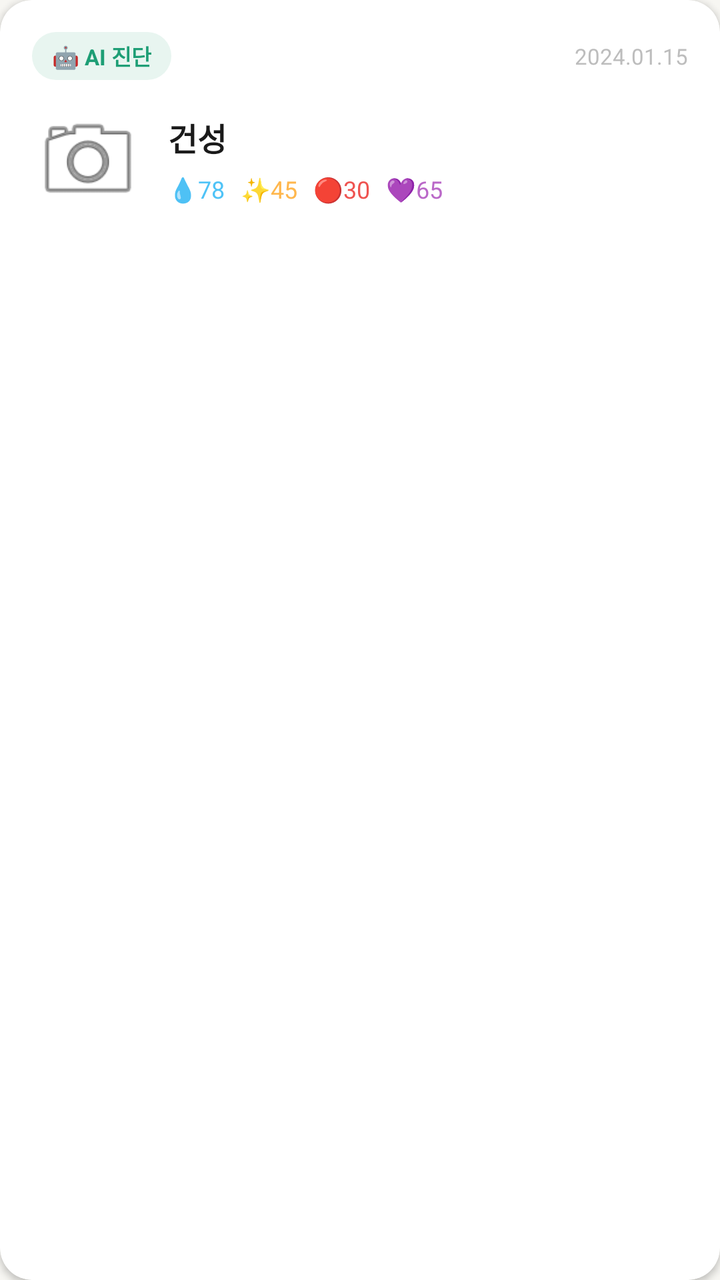
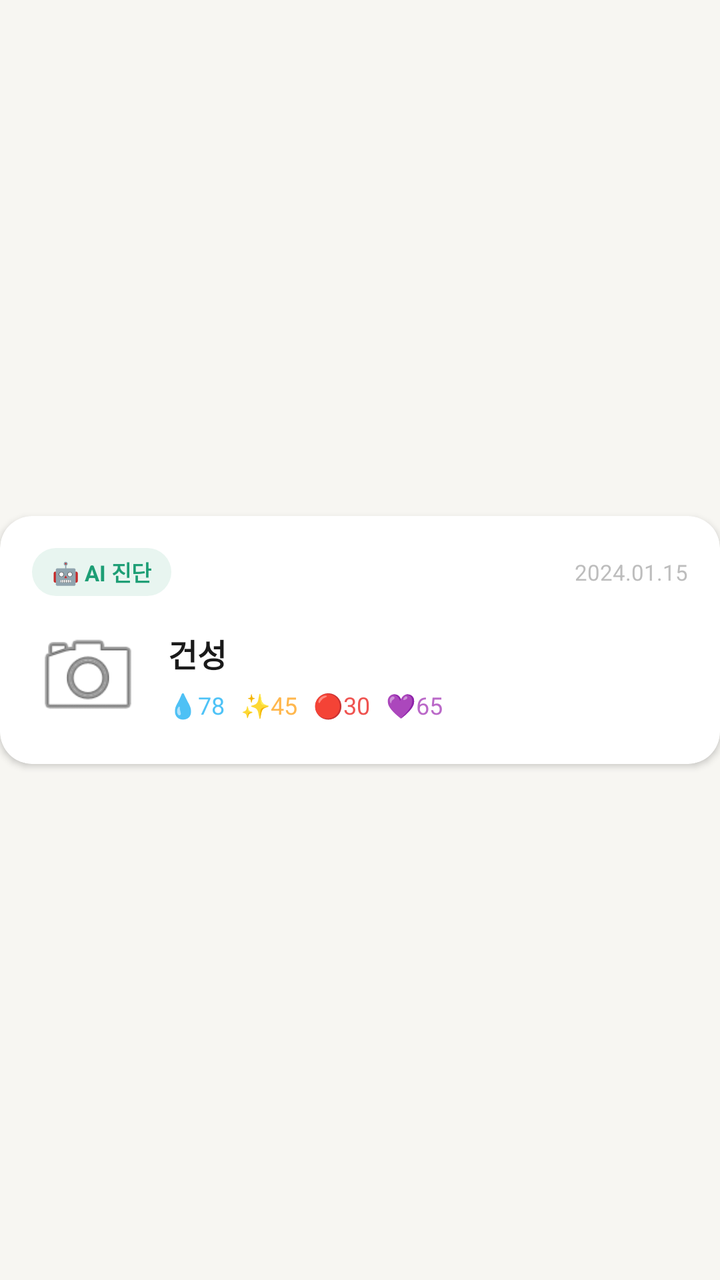

Screens rendered from an Android XML layout before and after an edit, with the pre-edit source and the edit as a unified diff.
<!-- AndroidManifest.xml: application theme Theme.Soboroskin -->
<!-- res/layout/item_diary_log_ai.xml -->
<?xml version="1.0" encoding="utf-8"?>
<androidx.cardview.widget.CardView
    xmlns:android="http://schemas.android.com/apk/res/android"
    xmlns:app="http://schemas.android.com/apk/res-auto"
    android:layout_width="match_parent"
    android:layout_height="wrap_content"
    android:layout_marginVertical="6dp"
    app:cardCornerRadius="16dp"
    app:cardElevation="2dp"
    app:cardBackgroundColor="@color/surface">

    <LinearLayout
        android:layout_width="match_parent"
        android:layout_height="wrap_content"
        android:orientation="vertical"
        android:padding="16dp">

        
        <LinearLayout
            android:layout_width="match_parent"
            android:layout_height="wrap_content"
            android:orientation="horizontal"
            android:gravity="center_vertical"
            android:layout_marginBottom="12dp">

            
            <TextView
                android:layout_width="wrap_content"
                android:layout_height="wrap_content"
                android:text="🤖 AI 진단"
                android:background="@drawable/bg_tag"
                android:paddingHorizontal="10dp"
                android:paddingVertical="4dp"
                android:textColor="@color/primary"
                android:textSize="11sp"
                android:textStyle="bold" />

            <View android:layout_width="0dp" android:layout_height="1dp" android:layout_weight="1" />

            <TextView
                android:id="@+id/tv_date"
                android:layout_width="wrap_content"
                android:layout_height="wrap_content"
                android:textColor="@color/text_hint"
                android:textSize="11sp"
                android:text="2024.01.15" />
        </LinearLayout>

        
        <LinearLayout
            android:layout_width="match_parent"
            android:layout_height="wrap_content"
            android:orientation="horizontal"
            android:gravity="center_vertical">

            <ImageView
                android:id="@+id/iv_photo"
                android:layout_width="56dp"
                android:layout_height="56dp"
                android:scaleType="centerCrop"
                android:src="@android:drawable/ic_menu_camera"
                android:background="@drawable/bg_card_rounded" />

            <LinearLayout
                android:layout_width="0dp"
                android:layout_height="wrap_content"
                android:layout_weight="1"
                android:orientation="vertical"
                android:layout_marginStart="12dp">

                <TextView
                    android:id="@+id/tv_skin_type"
                    android:layout_width="wrap_content"
                    android:layout_height="wrap_content"
                    android:text="건성"
                    android:textSize="16sp"
                    android:textStyle="bold"
                    android:textColor="@color/on_background" />

                
                <LinearLayout
                    android:layout_width="match_parent"
                    android:layout_height="wrap_content"
                    android:orientation="horizontal"
                    android:layout_marginTop="6dp">

                    <TextView android:id="@+id/tv_score_moisture"
                        android:layout_width="wrap_content" android:layout_height="wrap_content"
                        android:text="💧78" android:textSize="12sp" android:textColor="@color/accent_moisture"
                        android:layout_marginEnd="8dp" />
                    <TextView android:id="@+id/tv_score_oil"
                        android:layout_width="wrap_content" android:layout_height="wrap_content"
                        android:text="✨45" android:textSize="12sp" android:textColor="@color/accent_oil"
                        android:layout_marginEnd="8dp" />
                    <TextView android:id="@+id/tv_score_trouble"
                        android:layout_width="wrap_content" android:layout_height="wrap_content"
                        android:text="🔴30" android:textSize="12sp" android:textColor="@color/accent_trouble"
                        android:layout_marginEnd="8dp" />
                    <TextView android:id="@+id/tv_score_elasticity"
                        android:layout_width="wrap_content" android:layout_height="wrap_content"
                        android:text="💜65" android:textSize="12sp" android:textColor="@color/accent_elasticity" />
                </LinearLayout>
            </LinearLayout>
        </LinearLayout>

        
        <TextView
            android:id="@+id/tv_notes"
            android:layout_width="match_parent"
            android:layout_height="wrap_content"
            android:layout_marginTop="10dp"
            android:textSize="13sp"
            android:textColor="@color/text_secondary"
            android:lineSpacingMultiplier="1.4"
            android:visibility="gone" />

    </LinearLayout>
</androidx.cardview.widget.CardView>
<!-- resources referenced by this layout -->
<resources>
  <color name="accent_elasticity">#BA68C8</color>
  <color name="accent_moisture">#4FC3F7</color>
  <color name="accent_oil">#FFB74D</color>
  <color name="accent_trouble">#EF5350</color>
  <color name="on_background">#1A1A1A</color>
  <color name="primary">#1D9E75</color>
  <color name="surface">#FFFFFF</color>
  <color name="text_hint">#BDBDBD</color>
  <color name="text_secondary">#757575</color>
  <!-- drawable bg_card_rounded (drawable) -->
  <?xml version="1.0" encoding="utf-8"?>
  <shape xmlns:android="http://schemas.android.com/apk/res/android"
      android:shape="rectangle">
      <solid android:color="@color/surface" />
      <corners android:radius="16dp" />
      <stroke android:width="0dp" android:color="@color/transparent" />
  </shape>
  <!-- drawable bg_tag (drawable) -->
  <?xml version="1.0" encoding="utf-8"?>
  <shape xmlns:android="http://schemas.android.com/apk/res/android"
      android:shape="rectangle">
      <solid android:color="@color/primary_light" />
      <corners android:radius="100dp" />
  </shape>
  <style name="Theme.Soboroskin" parent="Theme.MaterialComponents.Light.NoActionBar">
          <item name="colorPrimary">@color/primary</item>
          <item name="colorPrimaryVariant">@color/primary_dark</item>
          <item name="colorOnPrimary">@color/on_primary</item>
          <item name="colorSecondary">@color/primary_variant</item>
          <item name="colorSecondaryVariant">@color/primary_dark</item>
          <item name="colorOnSecondary">@color/on_primary</item>
          <item name="android:colorBackground">@color/background</item>
          <item name="colorSurface">@color/surface</item>
          <item name="colorOnSurface">@color/on_surface</item>
          <item name="android:statusBarColor">@color/background</item>
          <item name="android:windowLightStatusBar" tools:targetApi="m">true</item>
          <item name="android:navigationBarColor">@color/surface</item>
          <item name="android:fontFamily">sans-serif</item>
      </style>
  <color name="transparent">#00000000</color>
  <color name="primary_light">#E8F5F0</color>
  <color name="primary_dark">#157A5A</color>
  <color name="on_primary">#FFFFFF</color>
  <color name="primary_variant">#2DBF8C</color>
  <color name="background">#F7F6F2</color>
  <color name="on_surface">#1A1A1A</color>
</resources>

<!-- the commit's change to res/layout/item_diary_log_ai.xml (unified diff, before → after) -->
@@ -1,118 +1,136 @@
 <?xml version="1.0" encoding="utf-8"?>
-<androidx.cardview.widget.CardView
+<LinearLayout
     xmlns:android="http://schemas.android.com/apk/res/android"
     xmlns:app="http://schemas.android.com/apk/res-auto"
     android:layout_width="match_parent"
     android:layout_height="wrap_content"
-    android:layout_marginVertical="6dp"
-    app:cardCornerRadius="16dp"
-    app:cardElevation="2dp"
-    app:cardBackgroundColor="@color/surface">
+    android:orientation="horizontal"
+    android:gravity="center_vertical"
+    android:layout_marginVertical="6dp">
 
-    <LinearLayout
-        android:layout_width="match_parent"
+    
+    <CheckBox
+        android:id="@+id/cb_select"
+        android:layout_width="wrap_content"
         android:layout_height="wrap_content"
-        android:orientation="vertical"
-        android:padding="16dp">
+        android:layout_marginEnd="4dp"
+        android:clickable="false"
+        android:focusable="false"
+        android:visibility="gone" />
 
-        
+    <androidx.cardview.widget.CardView
+        android:id="@+id/card_view"
+        android:layout_width="0dp"
+        android:layout_height="wrap_content"
+        android:layout_weight="1"
+        app:cardCornerRadius="16dp"
+        app:cardElevation="2dp"
+        app:cardBackgroundColor="@color/surface">
+
         <LinearLayout
             android:layout_width="match_parent"
             android:layout_height="wrap_content"
-            android:orientation="horizontal"
-            android:gravity="center_vertical"
-            android:layout_marginBottom="12dp">
+            android:orientation="vertical"
+            android:padding="16dp">
+
+            
+            <LinearLayout
+                android:layout_width="match_parent"
+                android:layout_height="wrap_content"
+                android:orientation="horizontal"
+                android:gravity="center_vertical"
+                android:layout_marginBottom="12dp">
+
+                <TextView
+                    android:layout_width="wrap_content"
+                    android:layout_height="wrap_content"
+                    android:text="🤖 AI 진단"
+                    android:background="@drawable/bg_tag"
+                    android:paddingHorizontal="10dp"
+                    android:paddingVertical="4dp"
+                    android:textColor="@color/primary"
+                    android:textSize="11sp"
+                    android:textStyle="bold" />
+
+                <View android:layout_width="0dp" android:layout_height="1dp" android:layout_weight="1" />
+
+                <TextView
+                    android:id="@+id/tv_date"
+                    android:layout_width="wrap_content"
+                    android:layout_height="wrap_content"
+                    android:textColor="@color/text_hint"
+                    android:textSize="11sp"
+                    android:text="2024.01.15" />
+            </LinearLayout>
+
+            
+            <LinearLayout
+                android:layout_width="match_parent"
+                android:layout_height="wrap_content"
+                android:orientation="horizontal"
+                android:gravity="center_vertical">
+
+                <ImageView
+                    android:id="@+id/iv_photo"
+                    android:layout_width="56dp"
+                    android:layout_height="56dp"
+                    android:scaleType="centerCrop"
+                    android:src="@android:drawable/ic_menu_camera"
+                    android:background="@drawable/bg_card_rounded" />
+
+                <LinearLayout
+                    android:layout_width="0dp"
+                    android:layout_height="wrap_content"
+                    android:layout_weight="1"
+                    android:orientation="vertical"
+                    android:layout_marginStart="12dp">
+
+                    <TextView
+                        android:id="@+id/tv_skin_type"
+                        android:layout_width="wrap_content"
+                        android:layout_height="wrap_content"
+                        android:text="건성"
+                        android:textSize="16sp"
+                        android:textStyle="bold"
+                        android:textColor="@color/on_background" />
+
+                    <LinearLayout
+                        android:layout_width="match_parent"
+                        android:layout_height="wrap_content"
+                        android:orientation="horizontal"
+                        android:layout_marginTop="6dp">
+
+                        <TextView android:id="@+id/tv_score_moisture"
+                            android:layout_width="wrap_content" android:layout_height="wrap_content"
+                            android:text="💧78" android:textSize="12sp" android:textColor="@color/accent_moisture"
+                            android:layout_marginEnd="8dp" />
+                        <TextView android:id="@+id/tv_score_oil"
+                            android:layout_width="wrap_content" android:layout_height="wrap_content"
+                            android:text="✨45" android:textSize="12sp" android:textColor="@color/accent_oil"
+                            android:layout_marginEnd="8dp" />
+                        <TextView android:id="@+id/tv_score_trouble"
+                            android:layout_width="wrap_content" android:layout_height="wrap_content"
+                            android:text="🔴30" android:textSize="12sp" android:textColor="@color/accent_trouble"
+                            android:layout_marginEnd="8dp" />
+                        <TextView android:id="@+id/tv_score_elasticity"
+                            android:layout_width="wrap_content" android:layout_height="wrap_content"
+                            android:text="💜65" android:textSize="12sp" android:textColor="@color/accent_elasticity" />
+                    </LinearLayout>
+                </LinearLayout>
+            </LinearLayout>
 
             
             <TextView
-                android:layout_width="wrap_content"
+                android:id="@+id/tv_notes"
+                android:layout_width="match_parent"
                 android:layout_height="wrap_content"
-                android:text="🤖 AI 진단"
-                android:background="@drawable/bg_tag"
-                android:paddingHorizontal="10dp"
-                android:paddingVertical="4dp"
-                android:textColor="@color/primary"
-                android:textSize="11sp"
-                android:textStyle="bold" />
+                android:layout_marginTop="10dp"
+                android:textSize="13sp"
+                android:textColor="@color/text_secondary"
+                android:lineSpacingMultiplier="1.4"
+                android:visibility="gone" />
 
-            <View android:layout_width="0dp" android:layout_height="1dp" android:layout_weight="1" />
+        </LinearLayout>
+    </androidx.cardview.widget.CardView>
 
-            <TextView
-                android:id="@+id/tv_date"
-                android:layout_width="wrap_content"
-                android:layout_height="wrap_content"
-                android:textColor="@color/text_hint"
-                android:textSize="11sp"
-                android:text="2024.01.15" />
-        </LinearLayout>
-
-        
-        <LinearLayout
-            android:layout_width="match_parent"
-            android:layout_height="wrap_content"
-            android:orientation="horizontal"
-            android:gravity="center_vertical">
-
-            <ImageView
-                android:id="@+id/iv_photo"
-                android:layout_width="56dp"
-                android:layout_height="56dp"
-                android:scaleType="centerCrop"
-                android:src="@android:drawable/ic_menu_camera"
-                android:background="@drawable/bg_card_rounded" />
-
-            <LinearLayout
-                android:layout_width="0dp"
-                android:layout_height="wrap_content"
-                android:layout_weight="1"
-                android:orientation="vertical"
-                android:layout_marginStart="12dp">
-
-                <TextView
-                    android:id="@+id/tv_skin_type"
-                    android:layout_width="wrap_content"
-                    android:layout_height="wrap_content"
-                    android:text="건성"
-                    android:textSize="16sp"
-                    android:textStyle="bold"
-                    android:textColor="@color/on_background" />
-
-                
-                <LinearLayout
-                    android:layout_width="match_parent"
-                    android:layout_height="wrap_content"
-                    android:orientation="horizontal"
-                    android:layout_marginTop="6dp">
-
-                    <TextView android:id="@+id/tv_score_moisture"
-                        android:layout_width="wrap_content" android:layout_height="wrap_content"
-                        android:text="💧78" android:textSize="12sp" android:textColor="@color/accent_moisture"
-                        android:layout_marginEnd="8dp" />
-                    <TextView android:id="@+id/tv_score_oil"
-                        android:layout_width="wrap_content" android:layout_height="wrap_content"
-                        android:text="✨45" android:textSize="12sp" android:textColor="@color/accent_oil"
-                        android:layout_marginEnd="8dp" />
-                    <TextView android:id="@+id/tv_score_trouble"
-                        android:layout_width="wrap_content" android:layout_height="wrap_content"
-                        android:text="🔴30" android:textSize="12sp" android:textColor="@color/accent_trouble"
-                        android:layout_marginEnd="8dp" />
-                    <TextView android:id="@+id/tv_score_elasticity"
-                        android:layout_width="wrap_content" android:layout_height="wrap_content"
-                        android:text="💜65" android:textSize="12sp" android:textColor="@color/accent_elasticity" />
-                </LinearLayout>
-            </LinearLayout>
-        </LinearLayout>
-
-        
-        <TextView
-            android:id="@+id/tv_notes"
-            android:layout_width="match_parent"
-            android:layout_height="wrap_content"
-            android:layout_marginTop="10dp"
-            android:textSize="13sp"
-            android:textColor="@color/text_secondary"
-            android:lineSpacingMultiplier="1.4"
-            android:visibility="gone" />
-
-    </LinearLayout>
-</androidx.cardview.widget.CardView>
+</LinearLayout>
